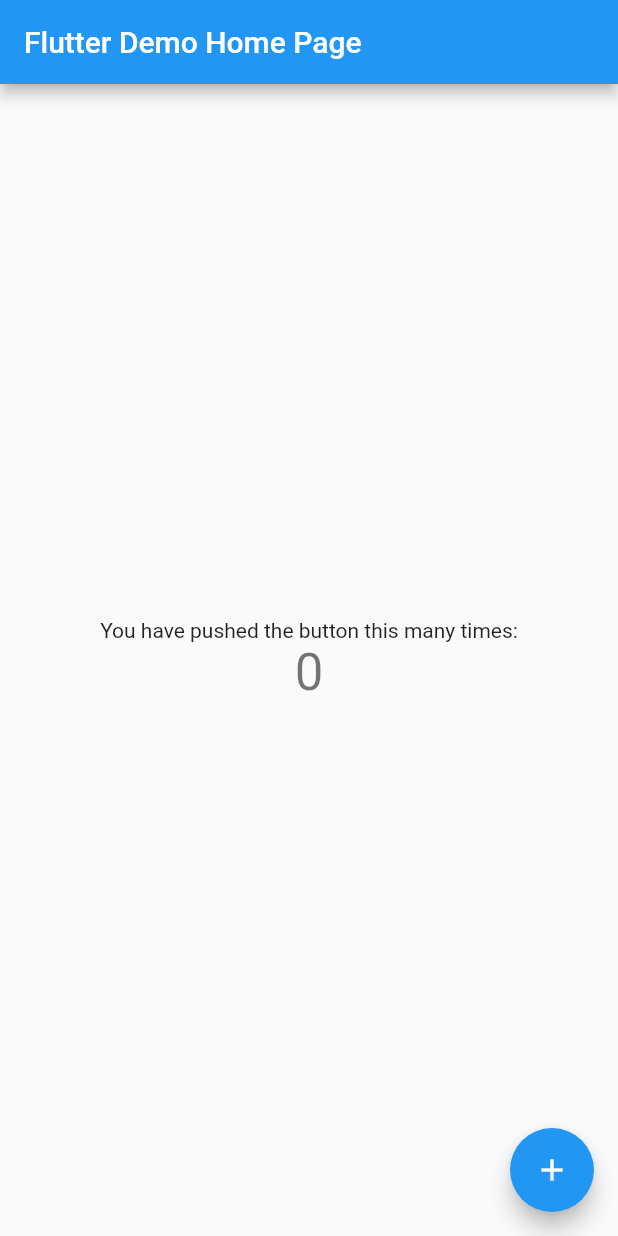
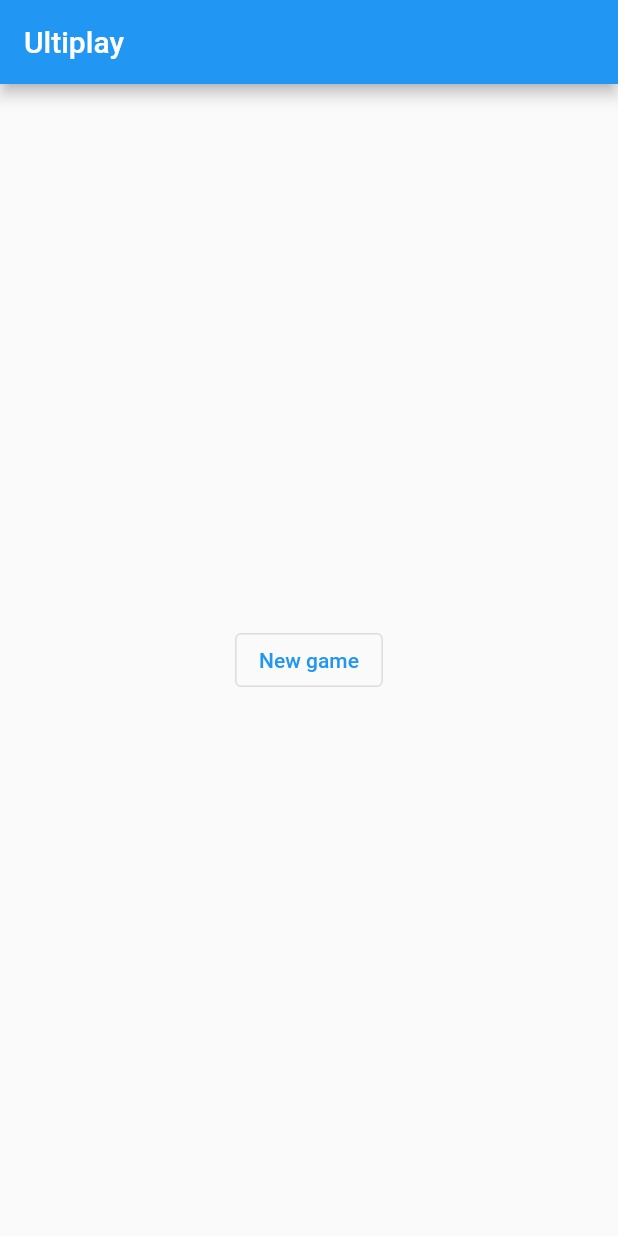
Before and after one commit to alfredoUcar/ultiplay, a Flutter app: the screen it shows after launch, on a phone screen of 412 x 824 dp. Run offline on Flutter 3.47's test engine with Material 2 defaults, Android fonts, the phone set to English and light mode, and no system bars.

Commit message:
add navigation to new game screen

```diff
--- a/lib/main.dart
+++ b/lib/main.dart
@@ -1,113 +1,49 @@
 import 'package:flutter/material.dart';
 
 void main() {
-  runApp(MyApp());
+  runApp(Ultiplay());
 }
 
-class MyApp extends StatelessWidget {
-  // This widget is the root of your application.
+class Ultiplay extends StatelessWidget {
   @override
   Widget build(BuildContext context) {
     return MaterialApp(
-      title: 'Flutter Demo',
-      theme: ThemeData(
-        // This is the theme of your application.
-        //
-        // Try running your application with "flutter run". You'll see the
-        // application has a blue toolbar. Then, without quitting the app, try
-        // changing the primarySwatch below to Colors.green and then invoke
-        // "hot reload" (press "r" in the console where you ran "flutter run",
-        // or simply save your changes to "hot reload" in a Flutter IDE).
-        // Notice that the counter didn't reset back to zero; the application
-        // is not restarted.
-        primarySwatch: Colors.blue,
-      ),
-      home: MyHomePage(title: 'Flutter Demo Home Page'),
+      title: 'Ultiplay',
+      home: Home(),
     );
   }
 }
 
-class MyHomePage extends StatefulWidget {
-  MyHomePage({Key? key, required this.title}) : super(key: key);
+class Home extends StatelessWidget {
+  @override
+  Widget build(BuildContext context) {
+    return Scaffold(
+        appBar: AppBar(
+          title: Text('Ultiplay'),
+        ),
+        body: Center(
+            child: OutlinedButton(
+                child: Text('New game'),
+                onPressed: () {
+                  openNewGameForm(context);
+                })));
+  }
 
-  // This widget is the home page of your application. It is stateful, meaning
-  // that it has a State object (defined below) that contains fields that affect
-  // how it looks.
-
-  // This class is the configuration for the state. It holds the values (in this
-  // case the title) provided by the parent (in this case the App widget) and
-  // used by the build method of the State. Fields in a Widget subclass are
-  // always marked "final".
-
-  final String title;
-
-  @override
-  _MyHomePageState createState() => _MyHomePageState();
+  void openNewGameForm(BuildContext context) {
+    Navigator.of(context)
+        .push(MaterialPageRoute(builder: (context) => const NewGame()));
+  }
 }
 
-class _MyHomePageState extends State<MyHomePage> {
-  int _counter = 0;
-
-  void _incrementCounter() {
-    setState(() {
-      // This call to setState tells the Flutter framework that something has
-      // changed in this State, which causes it to rerun the build method below
-      // so that the display can reflect the updated values. If we changed
-      // _counter without calling setState(), then the build method would not be
-      // called again, and so nothing would appear to happen.
-      _counter++;
-    });
-  }
+class NewGame extends StatelessWidget {
+  const NewGame({Key? key}) : super(key: key);
 
   @override
   Widget build(BuildContext context) {
-    // This method is rerun every time setState is called, for instance as done
-    // by the _incrementCounter method above.
-    //
-    // The Flutter framework has been optimized to make rerunning build methods
-    // fast, so that you can just rebuild anything that needs updating rather
-    // than having to individually change instances of widgets.
     return Scaffold(
       appBar: AppBar(
-        // Here we take the value from the MyHomePage object that was created by
-        // the App.build method, and use it to set our appbar title.
-        title: Text(widget.title),
+        title: Text('New game'),
       ),
-      body: Center(
-        // Center is a layout widget. It takes a single child and positions it
-        // in the middle of the parent.
-        child: Column(
-          // Column is also a layout widget. It takes a list of children and
-          // arranges them vertically. By default, it sizes itself to fit its
-          // children horizontally, and tries to be as tall as its parent.
-          //
-          // Invoke "debug painting" (press "p" in the console, choose the
-          // "Toggle Debug Paint" action from the Flutter Inspector in Android
-          // Studio, or the "Toggle Debug Paint" command in Visual Studio Code)
-          // to see the wireframe for each widget.
-          //
-          // Column has various properties to control how it sizes itself and
-          // how it positions its children. Here we use mainAxisAlignment to
-          // center the children vertically; the main axis here is the vertical
-          // axis because Columns are vertical (the cross axis would be
-          // horizontal).
-          mainAxisAlignment: MainAxisAlignment.center,
-          children: <Widget>[
-            Text(
-              'You have pushed the button this many times:',
-            ),
-            Text(
-              '$_counter',
-              style: Theme.of(context).textTheme.headline4,
-            ),
-          ],
-        ),
-      ),
-      floatingActionButton: FloatingActionButton(
-        onPressed: _incrementCounter,
-        tooltip: 'Increment',
-        child: Icon(Icons.add),
-      ), // This trailing comma makes auto-formatting nicer for build methods.
     );
   }
 }
```
Also changed, not shown: pubspec.lock, 1 other file.
